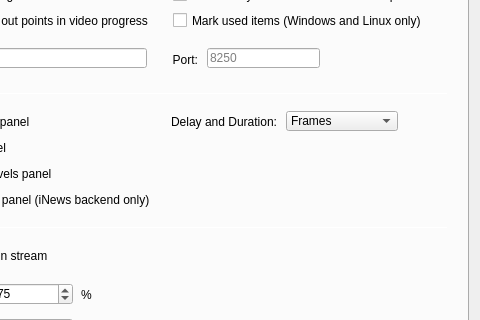
CasparCG/client, file src/Widgets/SettingsDialog.ui: the form before one commit; both pictures show x 220 to 700 and y 370 to 690 of the 700 by 906 pixel window.
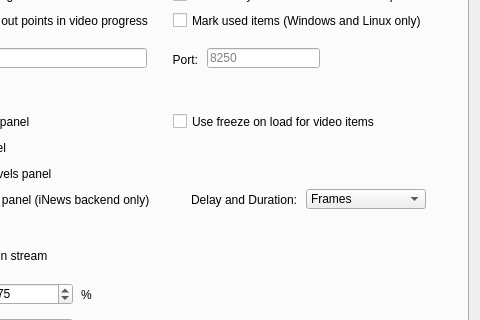
The form after the commit.

Commit message:
Added default freeze on load setting for video items.
Close #129

Patch:
```diff
--- a/src/Widgets/SettingsDialog.ui
+++ b/src/Widgets/SettingsDialog.ui
@@ -359,9 +359,9 @@
     <widget class="QComboBox" name="comboBoxDelayType">
      <property name="geometry">
       <rect>
-       <x>493</x>
-       <y>444</y>
-       <width>112</width>
+       <x>513</x>
+       <y>522</y>
+       <width>120</width>
        <height>20</height>
       </rect>
      </property>
@@ -385,8 +385,8 @@
     <widget class="QLabel" name="labelDelayAndDuration">
      <property name="geometry">
       <rect>
-       <x>343</x>
-       <y>445</y>
+       <x>363</x>
+       <y>523</y>
        <width>141</width>
        <height>20</height>
       </rect>
@@ -846,6 +846,22 @@
       <string>Show duration panel (iNews backend only)</string>
      </property>
     </widget>
+    <widget class="QCheckBox" name="checkBoxUseFreezeOnLoad">
+     <property name="geometry">
+      <rect>
+       <x>380</x>
+       <y>446</y>
+       <width>281</width>
+       <height>17</height>
+      </rect>
+     </property>
+     <property name="focusPolicy">
+      <enum>Qt::NoFocus</enum>
+     </property>
+     <property name="text">
+      <string>Use freeze on load for video items</string>
+     </property>
+    </widget>
    </widget>
    <widget class="QWidget" name="tabDevices">
     <attribute name="title">
```
Left out of the diff: 21 changed lines with no effect on the pictures. The commit also changes 6 other files.
